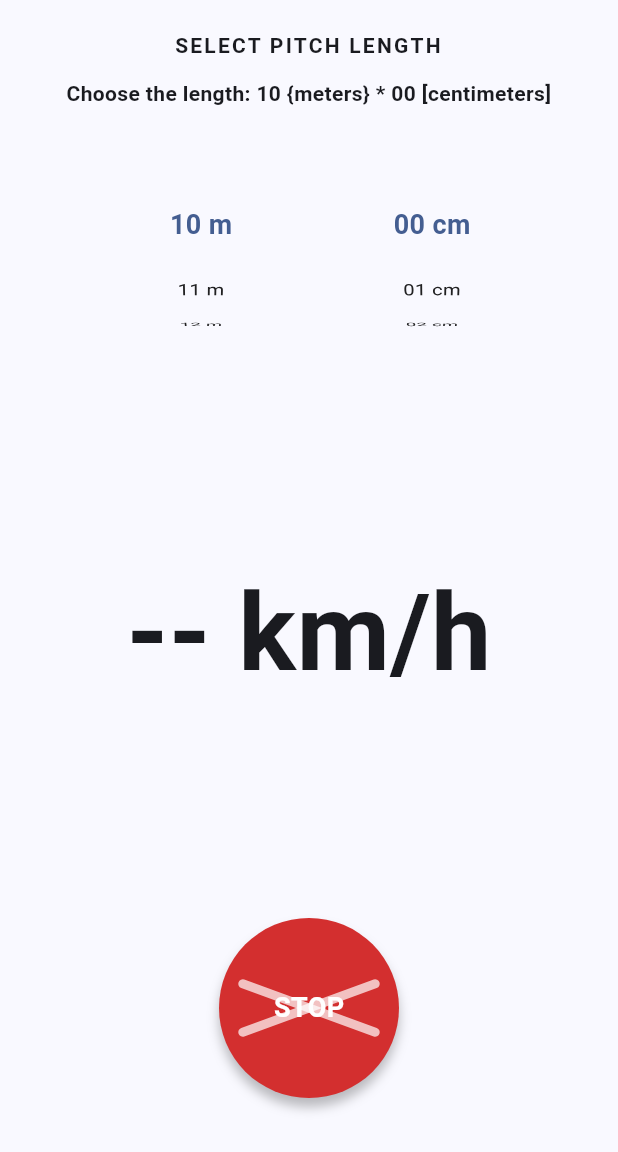
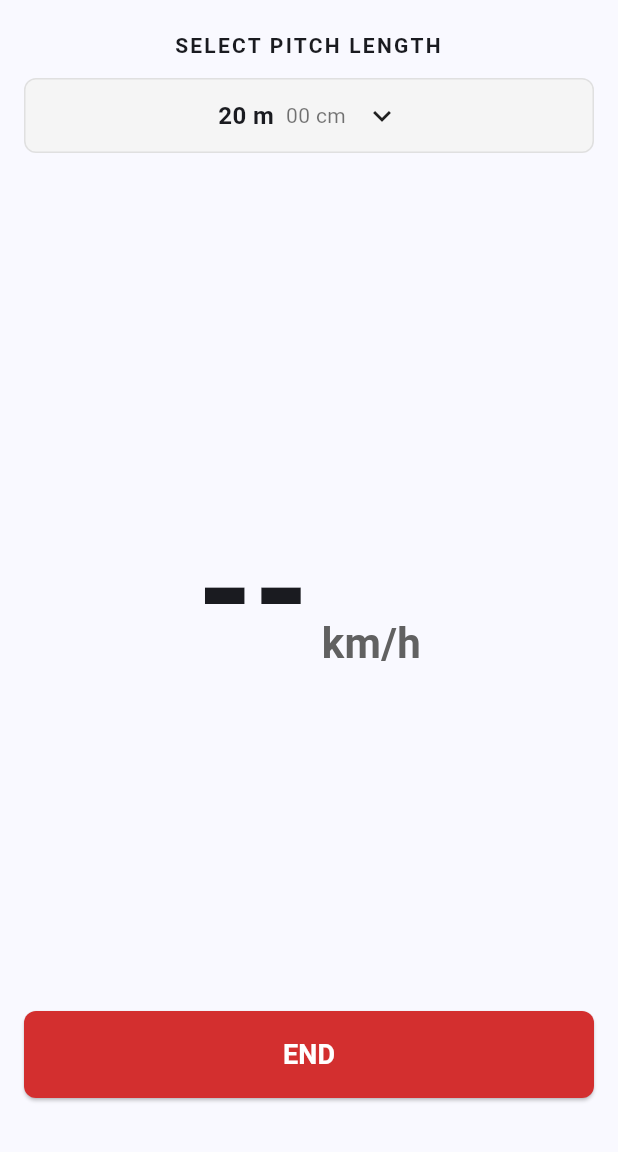
Before and after one commit to staraircool/speed4, a Flutter app: the screen it shows after launch, after a tap on "START", on a phone screen of 412 x 824 dp, the part 84-1236 px from its top. Run offline on Flutter 3.47's test engine with Material 3 defaults, Android fonts, the phone set to English and light mode, and no system bars.

Commit message:
feat(ui): modal pitch picker, improved speed typography, replace button with full-width ElevatedButton

```diff
--- a/lib/main.dart
+++ b/lib/main.dart
@@ -1,4 +1,5 @@
 import 'package:flutter/material.dart';
+import 'package:flutter/cupertino.dart';
 import 'dart:async';
 import 'speed_calc.dart';
 
@@ -91,56 +92,6 @@ class _SpeedHomePageState extends State<SpeedHomePage> {
     });
   }
 
-  Future<void> _askCustomMeter() async {
-    final controller = TextEditingController(text: _pitchMeters.toStringAsFixed(2));
-    final result = await showDialog<double?>(
-      context: context,
-      builder: (context) => AlertDialog(
-        title: const Text('Custom pitch length (meters)'),
-        content: TextField(
-          controller: controller,
-          keyboardType: const TextInputType.numberWithOptions(decimal: true),
-          decoration: const InputDecoration(hintText: 'e.g. 18.5'),
-        ),
-        actions: [
-          TextButton(onPressed: () => Navigator.of(context).pop(null), child: const Text('Cancel')),
-          ElevatedButton(
-            onPressed: () {
-              final val = double.tryParse(controller.text);
-              Navigator.of(context).pop(val);
-            },
-            child: const Text('OK'),
-          ),
-        ],
-      ),
-    );
-
-    if (result != null && result > 0) {
-      // Convert result into meters and centimeters, clamp to available ranges
-      int meters = result.floor();
-      int cm = ((result - meters) * 100).round();
-      if (cm >= 100) {
-        meters += 1;
-        cm = 0;
-      }
-      if (meters < _meterValues.first) meters = _meterValues.first;
-      if (meters > _meterValues.last) meters = _meterValues.last;
-      final meterIndex = _meterValues.indexOf(meters);
-      final cmIndex = cm.clamp(0, _centimeterValues.length - 1);
-
-      setState(() {
-        _pitchMeters = meters + (cm / 100.0);
-        _selectedMeterIndex = meterIndex;
-        _selectedCmIndex = cmIndex;
-      });
-
-      // Move controllers to reflect custom choice
-      try {
-        _meterController.jumpToItem(meterIndex);
-        _cmController.jumpToItem(cmIndex);
-      } catch (_) {}
-    }
-  }
 
   Future<void> _editInstructions() async {
     final controller = TextEditingController(text: _instructions);
@@ -189,9 +140,67 @@ class _SpeedHomePageState extends State<SpeedHomePage> {
     );
   }
 
-  String _speedText() {
-    if (_speedKmh == null) return '-- km/h';
-    return '${_speedKmh!.toStringAsFixed(1)} km/h';
+  // speed display is handled directly in the build method (_speedKmh)
+
+  Future<void> _showPitchPickerModal() async {
+    // Ensure controllers reflect current indices
+    try {
+      _meterController.jumpToItem(_selectedMeterIndex);
+      _cmController.jumpToItem(_selectedCmIndex);
+    } catch (_) {}
+
+    await showCupertinoModalPopup<void>(
+      context: context,
+      builder: (context) => Container(
+        height: 320,
+        color: Colors.white,
+        child: Column(
+          children: [
+            Padding(
+              padding: const EdgeInsets.symmetric(horizontal: 12.0, vertical: 8.0),
+              child: Row(
+                mainAxisAlignment: MainAxisAlignment.spaceBetween,
+                children: [
+                  CupertinoButton(
+                    child: const Text('Cancel'),
+                    onPressed: () => Navigator.of(context).pop(),
+                  ),
+                  CupertinoButton(
+                    child: const Text('Done'),
+                    onPressed: () => Navigator.of(context).pop(),
+                  ),
+                ],
+              ),
+            ),
+            const Divider(height: 1),
+            Expanded(
+              child: Row(
+                mainAxisAlignment: MainAxisAlignment.center,
+                children: [
+                  Expanded(
+                    child: CupertinoPicker(
+                      scrollController: _meterController,
+                      itemExtent: 40,
+                      onSelectedItemChanged: _onMeterChanged,
+                      children: _meterValues.map((m) => Center(child: Text('$m m'))).toList(),
+                    ),
+                  ),
+                  const VerticalDivider(width: 1),
+                  Expanded(
+                    child: CupertinoPicker(
+                      scrollController: _cmController,
+                      itemExtent: 40,
+                      onSelectedItemChanged: _onCmChanged,
+                      children: _centimeterValues.map((c) => Center(child: Text('${c.toString().padLeft(2, '0')} cm'))).toList(),
+                    ),
+                  ),
+                ],
+              ),
+            ),
+          ],
+        ),
+      ),
+    );
   }
 
   @override
@@ -226,128 +235,71 @@ class _SpeedHomePageState extends State<SpeedHomePage> {
                 style: TextStyle(fontSize: 14, fontWeight: FontWeight.w600, letterSpacing: 1.5),
               ),
               const SizedBox(height: 12),
-              Column(
-                children: [
-                  Text(
-                    'Choose the length: ${_meterValues[_selectedMeterIndex]} {meters} * ${_selectedCmIndex.toString().padLeft(2, '0')} [centimeters]',
-                    textAlign: TextAlign.center,
-                    style: const TextStyle(fontSize: 14, fontWeight: FontWeight.w600),
+              // Tappable selector that opens a CupertinoPicker modal
+              GestureDetector(
+                onTap: _showPitchPickerModal,
+                child: Container(
+                  padding: const EdgeInsets.symmetric(vertical: 12, horizontal: 16),
+                  decoration: BoxDecoration(
+                    color: Colors.grey.shade100,
+                    borderRadius: BorderRadius.circular(8),
+                    border: Border.all(color: Colors.grey.shade300),
                   ),
-                  const SizedBox(height: 8),
-                  SizedBox(
-                    height: 140,
                   child: Row(
                     mainAxisAlignment: MainAxisAlignment.center,
                     children: [
-                        // Meters picker
-                        SizedBox(
-                          width: 140,
-                          child: ListWheelScrollView.useDelegate(
-                            controller: _meterController,
-                            itemExtent: 40,
-                            diameterRatio: 1.2,
-                            onSelectedItemChanged: _onMeterChanged,
-                            physics: const FixedExtentScrollPhysics(),
-                            childDelegate: ListWheelChildBuilderDelegate(
-                              childCount: _meterValues.length,
-                              builder: (context, index) {
-                                final meters = _meterValues[index];
-                                final selected = index == _selectedMeterIndex;
-                                return Center(
-                                  child: Text(
-                                    '${meters} m',
-                                    style: TextStyle(fontSize: selected ? 18 : 14, fontWeight: selected ? FontWeight.bold : FontWeight.normal,
-                                        color: selected ? Theme.of(context).colorScheme.primary : Colors.black87),
+                      Text(
+                        '${_meterValues[_selectedMeterIndex]} m',
+                        style: const TextStyle(fontSize: 16, fontWeight: FontWeight.w600),
                       ),
-                                );
-                              },
+                      const SizedBox(width: 8),
+                      Text(
+                        '${_selectedCmIndex.toString().padLeft(2, '0')} cm',
+                        style: const TextStyle(fontSize: 14, color: Colors.black54),
+                      ),
+                      const SizedBox(width: 12),
+                      const Icon(Icons.keyboard_arrow_down),
+                    ],
                   ),
                 ),
               ),
-                        const SizedBox(width: 24),
-                        // Centimeters picker
-                        SizedBox(
-                          width: 120,
-                          child: ListWheelScrollView.useDelegate(
-                            controller: _cmController,
-                            itemExtent: 40,
-                            diameterRatio: 1.2,
-                            onSelectedItemChanged: _onCmChanged,
-                            physics: const FixedExtentScrollPhysics(),
-                            childDelegate: ListWheelChildBuilderDelegate(
-                              childCount: _centimeterValues.length,
-                              builder: (context, index) {
-                                final cm = _centimeterValues[index];
-                                final selected = index == _selectedCmIndex;
-                                return Center(
+              const SizedBox(height: 24),
+              Expanded(
+                child: Center(
+                  child: Row(
+                    mainAxisAlignment: MainAxisAlignment.center,
+                    crossAxisAlignment: CrossAxisAlignment.end,
+                    children: [
+                      Text(
+                        _speedKmh == null ? '--' : _speedKmh!.toStringAsFixed(1),
+                        style: const TextStyle(fontSize: 96, fontWeight: FontWeight.bold),
+                      ),
+                      const SizedBox(width: 8),
+                      Padding(
+                        padding: const EdgeInsets.only(bottom: 14.0),
                         child: Text(
-                                    '${cm.toString().padLeft(2, '0')} cm',
-                                    style: TextStyle(fontSize: selected ? 18 : 14, fontWeight: selected ? FontWeight.bold : FontWeight.normal,
-                                        color: selected ? Theme.of(context).colorScheme.primary : Colors.black87),
-                                  ),
-                                );
-                              },
-                            ),
+                          'km/h',
+                          style: TextStyle(fontSize: 28, color: Colors.grey.shade700, fontWeight: FontWeight.w600),
                         ),
                       ),
                     ],
                   ),
                 ),
-                ],
-              ),
-              const SizedBox(height: 24),
-              Expanded(
-                child: Center(
-                  child: Text(
-                    _speedText(),
-                    style: const TextStyle(fontSize: 72, fontWeight: FontWeight.bold),
-                  ),
-                ),
               ),
               const SizedBox(height: 12),
-              Center(
-                child: GestureDetector(
-                  onTap: _toggleStartStop,
-                  child: SizedBox(
-                    width: 120,
-                    height: 120,
-                    child: Stack(
-                      alignment: Alignment.center,
-                      children: [
-                        // cricket ball base
-                        Container(
-                          width: 120,
-                          height: 120,
-                          decoration: BoxDecoration(
-                            color: _running ? Colors.red.shade700 : Colors.red.shade600,
-                            shape: BoxShape.circle,
-                            boxShadow: const [BoxShadow(color: Colors.black26, blurRadius: 6, offset: Offset(0, 6))],
+              // Full-width ElevatedButton for start/end
+              SizedBox(
+                width: double.infinity,
+                child: ElevatedButton(
+                  style: ElevatedButton.styleFrom(
+                    backgroundColor: _running ? Colors.red.shade700 : Colors.black,
+                    padding: const EdgeInsets.symmetric(vertical: 16),
+                    shape: RoundedRectangleBorder(borderRadius: BorderRadius.circular(8)),
                   ),
-                        ),
-                        // seam lines (simple)
-                        Transform.rotate(
-                          angle: 0.35,
-                          child: Container(
-                            width: 100,
-                            height: 6,
-                            decoration: BoxDecoration(color: Colors.white70, borderRadius: BorderRadius.circular(6)),
-                          ),
-                        ),
-                        Transform.rotate(
-                          angle: -0.35,
-                          child: Container(
-                            width: 100,
-                            height: 6,
-                            decoration: BoxDecoration(color: Colors.white70, borderRadius: BorderRadius.circular(6)),
-                          ),
-                        ),
-                        // center label
-                        Text(
-                          _running ? 'STOP' : 'START',
-                          style: const TextStyle(color: Colors.white, fontSize: 18, fontWeight: FontWeight.bold),
-                        ),
-                      ],
-                    ),
+                  onPressed: _toggleStartStop,
+                  child: Text(
+                    _running ? 'END' : 'START',
+                    style: const TextStyle(fontSize: 18, fontWeight: FontWeight.bold, color: Colors.white),
                   ),
                 ),
               ),
```
Lines whose indentation alone changed are shown as unchanged.
